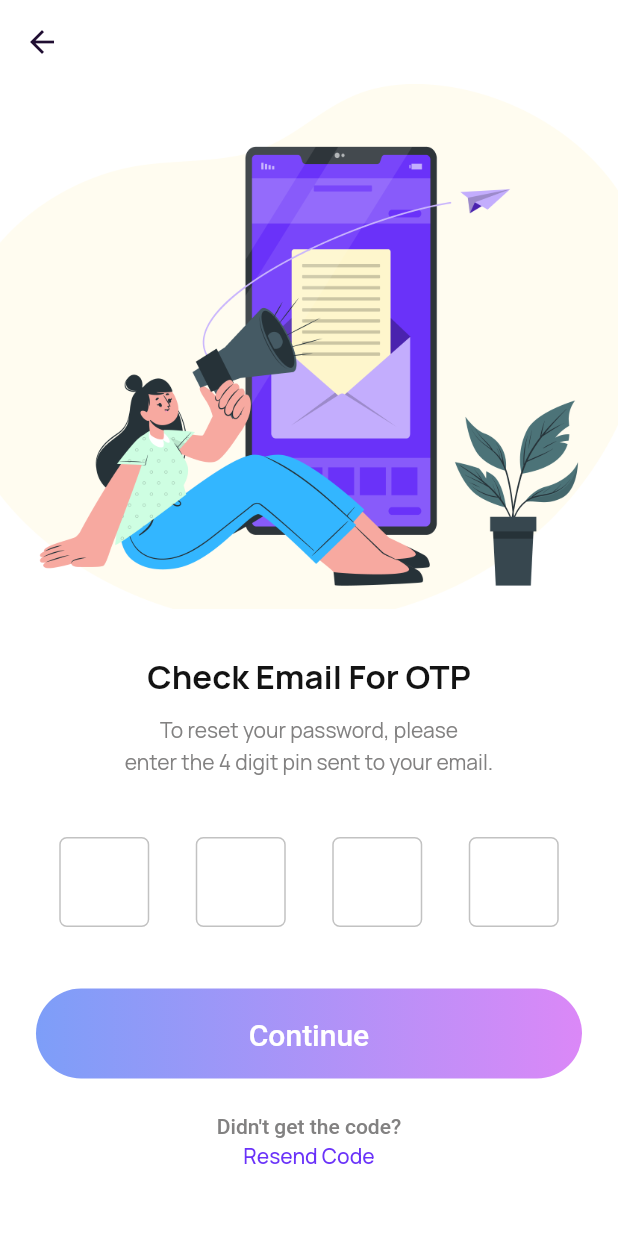
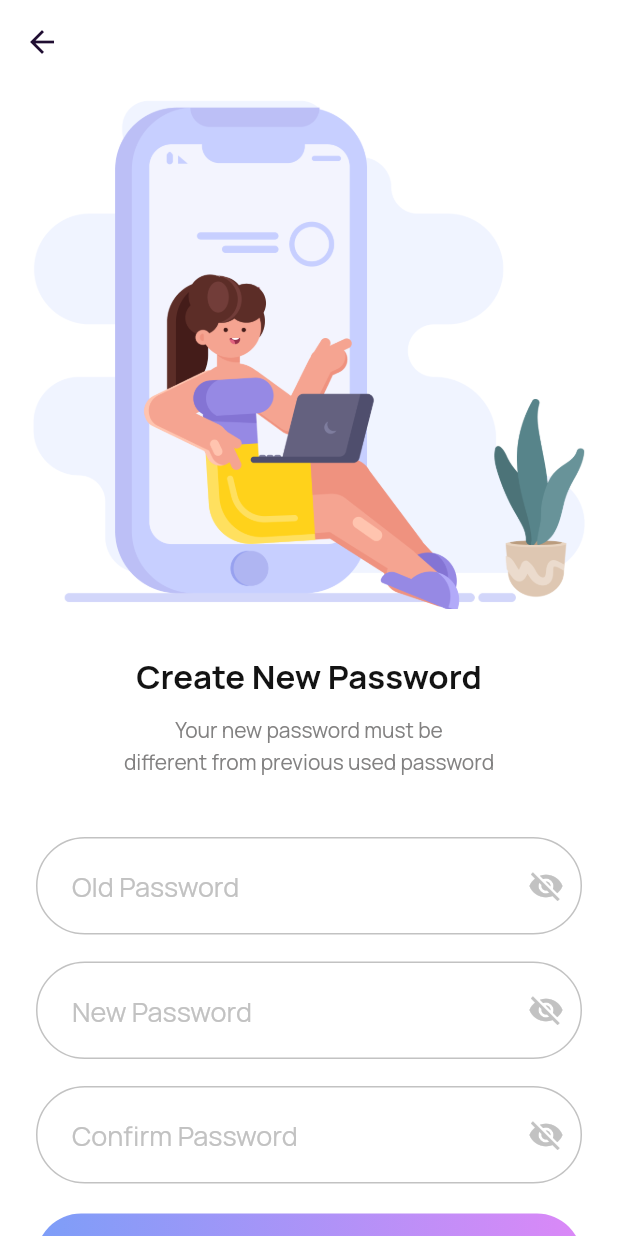
Before and after one commit to Manuelkpatsu/learning_app, a Flutter app: the OTPVerificationScreen screen opened by its route, after a tap on "Continue", on a phone screen of 412 x 824 dp. Run offline on Flutter 3.47's test engine with Material 2 defaults, Android fonts, the phone set to English and light mode, and no system bars; drawn by our look-alikes of pin_code_fields; our stand-ins replace equatable, flutter_svg, google_fonts, smooth_page_indicator.

Commit message:
Implement reset password screen

```diff
--- a/lib/router.dart
+++ b/lib/router.dart
@@ -2,6 +2,7 @@ import 'package:flutter/material.dart';
 
 import 'screen/auth/forgot_password/forgot_password_screen.dart';
 import 'screen/auth/otp_verification/otp_verification_screen.dart';
+import 'screen/auth/reset_password/reset_password_screen.dart';
 import 'screen/auth/sign_in/sign_in_screen.dart';
 import 'screen/auth/sign_up/sign_up_screen.dart';
 import 'screen/onboard/onboard_screen.dart';
@@ -24,6 +25,8 @@ Route<dynamic> generateRoute(RouteSettings settings) {
       return MaterialPageRoute(builder: (_) => const ForgotPasswordScreen());
     case OTPVerificationScreen.routeName:
       return MaterialPageRoute(builder: (_) => const OTPVerificationScreen());
+    case ResetPasswordScreen.routeName:
+      return MaterialPageRoute(builder: (_) => const ResetPasswordScreen());
     default:
       return MaterialPageRoute(
         builder: (_) => Scaffold(
--- a/lib/screen/auth/otp_verification/otp_verification_screen.dart
+++ b/lib/screen/auth/otp_verification/otp_verification_screen.dart
@@ -1,5 +1,6 @@
 import 'package:flutter/material.dart';
 import 'package:flutter/services.dart';
+import 'package:learning_app/screen/auth/reset_password/reset_password_screen.dart';
 import 'package:learning_app/screen/widget/gradient_button.dart';
 import 'package:learning_app/theme/custom_color.dart';
 import 'package:learning_app/utils/validator.dart';
@@ -79,7 +80,7 @@ class _OTPVerificationScreenState extends State<OTPVerificationScreen> {
                 child: GradientButton(
                   onPressed: () {
                     if (_otpFormKey.currentState!.validate()) {
-                      debugPrint('Successful!');
+                      Navigator.of(context).pushNamed(ResetPasswordScreen.routeName);
                     }
                   },
                   widget: const Text('Continue'),
--- /dev/null
+++ b/lib/screen/auth/reset_password/reset_password_screen.dart
@@ -0,0 +1,122 @@
+import 'package:flutter/material.dart';
+import 'package:learning_app/screen/auth/sign_in/sign_in_screen.dart';
+import 'package:learning_app/screen/widget/gradient_button.dart';
+import 'package:learning_app/screen/widget/password_input_field.dart';
+import 'package:learning_app/utils/validator.dart';
+
+import 'widget/create_new_password_text.dart';
+import 'widget/reset_password_image.dart';
+import 'widget/reset_password_info_text.dart';
+
+class ResetPasswordScreen extends StatefulWidget {
+  static const routeName = '/reset_password';
+
+  const ResetPasswordScreen({Key? key}) : super(key: key);
+
+  @override
+  State<ResetPasswordScreen> createState() => _ResetPasswordScreenState();
+}
+
+class _ResetPasswordScreenState extends State<ResetPasswordScreen> {
+  final GlobalKey<FormState> _resetPasswordFormKey = GlobalKey<FormState>();
+  final TextEditingController _oldPasswordController = TextEditingController();
+  final TextEditingController _newPasswordController = TextEditingController();
+  final TextEditingController _confirmPasswordController = TextEditingController();
+  bool _obscureOldPasswordText = true;
+  bool _obscureNewPasswordText = true;
+  bool _obscureConfirmPasswordText = true;
+
+  @override
+  void dispose() {
+    _oldPasswordController.dispose();
+    _newPasswordController.dispose();
+    _confirmPasswordController.dispose();
+    super.dispose();
+  }
+
+  @override
+  Widget build(BuildContext context) {
+    return Scaffold(
+      backgroundColor: Colors.white,
+      appBar: AppBar(backgroundColor: Colors.white),
+      body: SingleChildScrollView(
+        child: Form(
+          key: _resetPasswordFormKey,
+          child: Column(
+            children: [
+              const ResetPasswordImage(),
+              const SizedBox(height: 30),
+              const CreateNewPasswordText(),
+              const SizedBox(height: 10),
+              const ResetPasswordInfoText(),
+              const SizedBox(height: 40),
+              Padding(
+                padding: const EdgeInsets.symmetric(horizontal: 24),
+                child: PasswordInputField(
+                  controller: _oldPasswordController,
+                  hintText: 'Old Password',
+                  obscureText: _obscureOldPasswordText,
+                  toggle: () => setState(() => _obscureOldPasswordText = !_obscureOldPasswordText),
+                  inputAction: TextInputAction.next,
+                  validator: Validator.currentPassword,
+                ),
+              ),
+              const SizedBox(height: 18),
+              Padding(
+                padding: const EdgeInsets.symmetric(horizontal: 24),
+                child: PasswordInputField(
+                  controller: _newPasswordController,
+                  hintText: 'New Password',
+                  obscureText: _obscureNewPasswordText,
+                  toggle: () => setState(() => _obscureNewPasswordText = !_obscureNewPasswordText),
+                  inputAction: TextInputAction.next,
+                  validator: Validator.newPassword,
+                ),
+              ),
+              const SizedBox(height: 18),
+              Padding(
+                padding: const EdgeInsets.symmetric(horizontal: 24),
+                child: PasswordInputField(
+                  controller: _confirmPasswordController,
+                  hintText: 'Confirm Password',
+                  obscureText: _obscureConfirmPasswordText,
+                  toggle: () =>
+                      setState(() => _obscureConfirmPasswordText = !_obscureConfirmPasswordText),
+                  inputAction: TextInputAction.done,
+                  validator: (String? value) {
+                    if (value!.isEmpty) {
+                      return 'Confirm password is required';
+                    }
+
+                    if (_newPasswordController.text.trim() !=
+                        _confirmPasswordController.text.trim()) {
+                      return "Passwords do not match";
+                    }
+
+                    return null;
+                  },
+                ),
+              ),
+              const SizedBox(height: 20),
+              Padding(
+                padding: const EdgeInsets.symmetric(horizontal: 24),
+                child: GradientButton(
+                  onPressed: () {
+                    if (_resetPasswordFormKey.currentState!.validate()) {
+                      Navigator.of(context).pushNamedAndRemoveUntil(
+                        SignInScreen.routeName,
+                        (route) => false,
+                      );
+                    }
+                  },
+                  widget: const Text('Reset Password'),
+                ),
+              ),
+              const SizedBox(height: 50),
+            ],
+          ),
+        ),
+      ),
+    );
+  }
+}
--- /dev/null
+++ b/lib/screen/auth/reset_password/widget/create_new_password_text.dart
@@ -0,0 +1,22 @@
+import 'package:flutter/material.dart';
+import 'package:learning_app/theme/custom_color.dart';
+
+class CreateNewPasswordText extends StatelessWidget {
+  const CreateNewPasswordText({Key? key}) : super(key: key);
+
+  @override
+  Widget build(BuildContext context) {
+    return const Padding(
+      padding: EdgeInsets.symmetric(horizontal: 24),
+      child: Text(
+        'Create New Password',
+        style: TextStyle(
+          color: CustomColor.titleColor,
+          fontSize: 22,
+          fontWeight: FontWeight.w700,
+          height: 1.36,
+        ),
+      ),
+    );
+  }
+}
--- /dev/null
+++ b/lib/screen/auth/reset_password/widget/reset_password_image.dart
@@ -0,0 +1,15 @@
+import 'package:flutter/material.dart';
+
+class ResetPasswordImage extends StatelessWidget {
+  const ResetPasswordImage({Key? key}) : super(key: key);
+
+  @override
+  Widget build(BuildContext context) {
+    return Image.asset(
+      'assets/images/new-password.png',
+      height: 350,
+      width: double.infinity,
+      fit: BoxFit.cover,
+    );
+  }
+}
--- /dev/null
+++ b/lib/screen/auth/reset_password/widget/reset_password_info_text.dart
@@ -0,0 +1,23 @@
+import 'package:flutter/material.dart';
+import 'package:learning_app/theme/custom_color.dart';
+
+class ResetPasswordInfoText extends StatelessWidget {
+  const ResetPasswordInfoText({Key? key}) : super(key: key);
+
+  @override
+  Widget build(BuildContext context) {
+    return const Padding(
+      padding: EdgeInsets.symmetric(horizontal: 24),
+      child: Text(
+        'Your new password must be\ndifferent from previous used password',
+        textAlign: TextAlign.center,
+        style: TextStyle(
+          color: CustomColor.videoCallerTimerColor,
+          fontSize: 14,
+          fontWeight: FontWeight.w400,
+          height: 1.5,
+        ),
+      ),
+    );
+  }
+}
```
